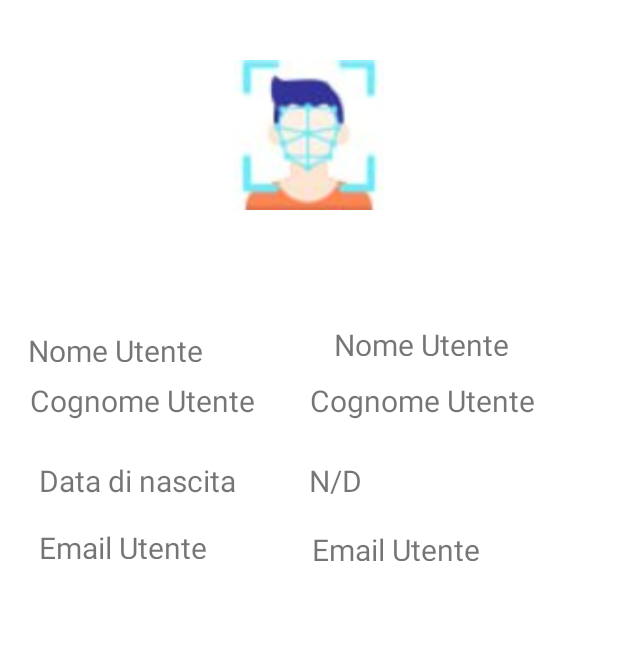
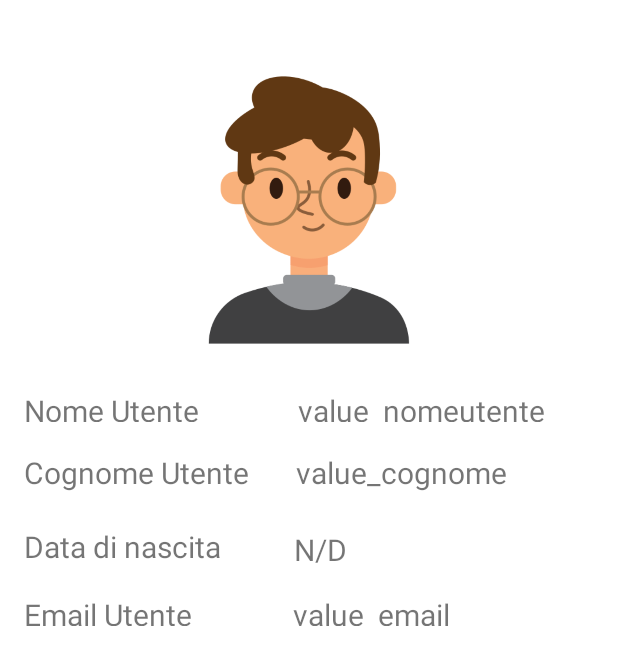
Before and after one commit to 1999-sis/melogiri, an Android app: the UtenteActivity screen opened directly, with no data from a screen before it, on a phone screen of 412 x 824 dp. Shown: the top 665 px of the screen. Run offline under Robolectric (Android 15) with nearby library versions, the phone set to English and light mode, and no system bars.

Commit message:
Migliorata la grafica del profilo e aggiunga la data

```diff
--- a/app/src/main/java/com/example/melogiri/model/Utente.java
+++ b/app/src/main/java/com/example/melogiri/model/Utente.java
@@ -8,7 +8,7 @@ public class Utente implements Serializable
 {
     private String nome;
     private String cognome;
-    private Date data;
+    private String data;
     private String email;
     private String password;
     private List<Ordine> ordini;
@@ -49,11 +49,11 @@ public class Utente implements Serializable
     {
         this.cognome = cognome;
     }
-    public Date getData()
+    public String getData()
     {
         return data;
     }
-    public void setData(Date data)
+    public void setData(String data)
     {
         this.data = data;
     }
--- a/app/src/main/java/com/example/melogiri/util/SocketAPI.java
+++ b/app/src/main/java/com/example/melogiri/util/SocketAPI.java
@@ -74,7 +74,7 @@ public class SocketAPI {
         utente.setCognome(jsonObject.getString("cognome"));
         utente.setEmail(jsonObject.getString("email"));
         utente.setPassword(jsonObject.getString("password"));
-
+        utente.setData(jsonObject.getString("data_di_nascita"));
         return utente;
     }
 
--- a/app/src/main/java/com/example/melogiri/view/ProfileActivity.java
+++ b/app/src/main/java/com/example/melogiri/view/ProfileActivity.java
@@ -31,7 +31,8 @@ public class ProfileActivity extends AppCompatActivity {
         TextView textViewCognomeUtente = findViewById(R.id.cognomeUtente);
         textViewCognomeUtente.setText(utente.getCognome());
 
-        if(null!=utente.getData()){
+        if(null!=utente.getData())
+        {
             TextView textViewDataNascita = findViewById(R.id.dataDiNascita);
             textViewDataNascita.setText((CharSequence) utente.getData());
         }
--- a/app/src/main/res/layout/activity_utente.xml
+++ b/app/src/main/res/layout/activity_utente.xml
@@ -13,100 +13,101 @@
         android:layout_height="21dp"
         android:text="Email Utente"
         android:textSize="20sp"
-        app:layout_constraintBottom_toBottomOf="parent"
-        app:layout_constraintEnd_toStartOf="@+id/Email"
-        app:layout_constraintStart_toStartOf="parent"
-        app:layout_constraintTop_toBottomOf="@+id/dataDiNascita3"
-        app:layout_constraintVertical_bias="0.047" />
+        app:layout_constraintTop_toBottomOf="@id/dataDiNascita"
+        android:layout_marginTop="20dp"
+
+        />
 
     <TextView
         android:id="@+id/dataDiNascita3"
         android:layout_width="170dp"
-        android:layout_height="23dp"
-        android:layout_marginTop="24dp"
+        android:layout_height="wrap_content"
+        android:layout_marginTop="20dp"
         android:text="Data di nascita"
         android:textSize="20sp"
-        app:layout_constraintEnd_toStartOf="@+id/dataDiNascita"
-        app:layout_constraintStart_toStartOf="parent"
-        app:layout_constraintTop_toBottomOf="@+id/cognomeUtente3" />
+        app:layout_constraintTop_toBottomOf="@id/cognomeUtente3"
+        app:layout_constraintLeft_toLeftOf="parent"
+        />
 
     <TextView
         android:id="@+id/cognomeUtente3"
         android:layout_width="181dp"
         android:layout_height="29dp"
-        android:layout_marginStart="4dp"
-        android:layout_marginTop="12dp"
+        android:layout_marginTop="20dp"
         android:text="Cognome Utente"
         android:textSize="20sp"
-        app:layout_constraintStart_toStartOf="parent"
-        app:layout_constraintTop_toBottomOf="@+id/nomeUtente3" />
+        app:layout_constraintLeft_toLeftOf="parent"
+        app:layout_constraintTop_toBottomOf="@+id/nomeUtente3"
+
+        />
 
     <TextView
         android:id="@+id/nomeUtente3"
         android:layout_width="169dp"
         android:layout_height="21dp"
-        android:layout_marginTop="204dp"
-        android:layout_marginEnd="4dp"
+        android:layout_marginTop="20dp"
         android:text="Nome Utente"
         android:textSize="20sp"
-        app:layout_constraintEnd_toStartOf="@+id/nomeUtente"
-        app:layout_constraintHorizontal_bias="0.081"
-        app:layout_constraintStart_toStartOf="parent"
-        app:layout_constraintTop_toTopOf="parent" />
+        app:layout_constraintLeft_toLeftOf="parent"
+        app:layout_constraintTop_toBottomOf="@id/imageViewProfile"
+        />
 
     <ImageView
         android:id="@+id/imageViewProfile"
-        android:layout_width="100dp"
-        android:layout_height="100dp"
+        android:layout_width="200dp"
+        android:layout_height="200dp"
         android:layout_marginTop="24dp"
-        android:src="@drawable/login_faceid"
+        android:src="@drawable/avatar_profile"
         app:layout_constraintEnd_toEndOf="parent"
         app:layout_constraintStart_toStartOf="parent"
-        app:layout_constraintTop_toTopOf="parent" />
+        app:layout_constraintTop_toTopOf="parent"
+        />
 
     <TextView
         android:id="@+id/nomeUtente"
         android:layout_width="169dp"
         android:layout_height="21dp"
-        android:layout_marginTop="200dp"
-        android:layout_marginEnd="4dp"
-        android:text="Nome Utente"
+        android:layout_marginLeft="13dp"
+        android:text="value_nomeutente"
         android:textSize="20sp"
-        app:layout_constraintEnd_toEndOf="parent"
-        app:layout_constraintTop_toTopOf="parent" />
+        app:layout_constraintTop_toTopOf="@id/nomeUtente3"
+        app:layout_constraintBottom_toBottomOf="@id/nomeUtente3"
+        app:layout_constraintLeft_toRightOf="@id/nomeUtente3"
+        />
 
     <TextView
         android:id="@+id/cognomeUtente"
         android:layout_width="181dp"
         android:layout_height="29dp"
-        android:layout_marginTop="16dp"
-        android:layout_marginEnd="8dp"
-        android:text="Cognome Utente"
+        android:text="value_cognome"
         android:textSize="20sp"
-        app:layout_constraintEnd_toEndOf="parent"
-        app:layout_constraintTop_toBottomOf="@+id/nomeUtente" />
+        app:layout_constraintTop_toTopOf="@id/cognomeUtente3"
+        app:layout_constraintBottom_toBottomOf="@id/cognomeUtente3"
+        app:layout_constraintLeft_toRightOf="@id/cognomeUtente3"
+        />
 
     <TextView
         android:id="@+id/dataDiNascita"
         android:layout_width="170dp"
         android:layout_height="23dp"
-        android:layout_marginTop="24dp"
-        android:layout_marginEnd="20dp"
         android:text="N/D"
+        android:layout_marginLeft="10dp"
         android:textSize="20sp"
-        app:layout_constraintEnd_toEndOf="parent"
-        app:layout_constraintTop_toBottomOf="@+id/cognomeUtente" />
+        app:layout_constraintTop_toTopOf="@id/dataDiNascita3"
+        app:layout_constraintBottom_toBottomOf="@id/dataDiNascita3"
+        app:layout_constraintLeft_toRightOf="@id/dataDiNascita3"
+        />
 
     <TextView
         android:id="@+id/Email"
         android:layout_width="172dp"
         android:layout_height="21dp"
-        android:layout_marginEnd="16dp"
-        android:text="Email Utente"
+        android:text="value_email"
+        android:layout_marginLeft="7dp"
         android:textSize="20sp"
-        app:layout_constraintBottom_toBottomOf="parent"
-        app:layout_constraintEnd_toEndOf="parent"
-        app:layout_constraintTop_toBottomOf="@+id/dataDiNascita"
-        app:layout_constraintVertical_bias="0.049" />
+        app:layout_constraintTop_toTopOf="@id/email2"
+        app:layout_constraintBottom_toBottomOf="@id/email2"
+        app:layout_constraintLeft_toRightOf="@id/email2"
+        />
 
 </androidx.constraintlayout.widget.ConstraintLayout>
```
Also changed, not shown: app/src/main/res/drawable/avatar_profile.png (added).
